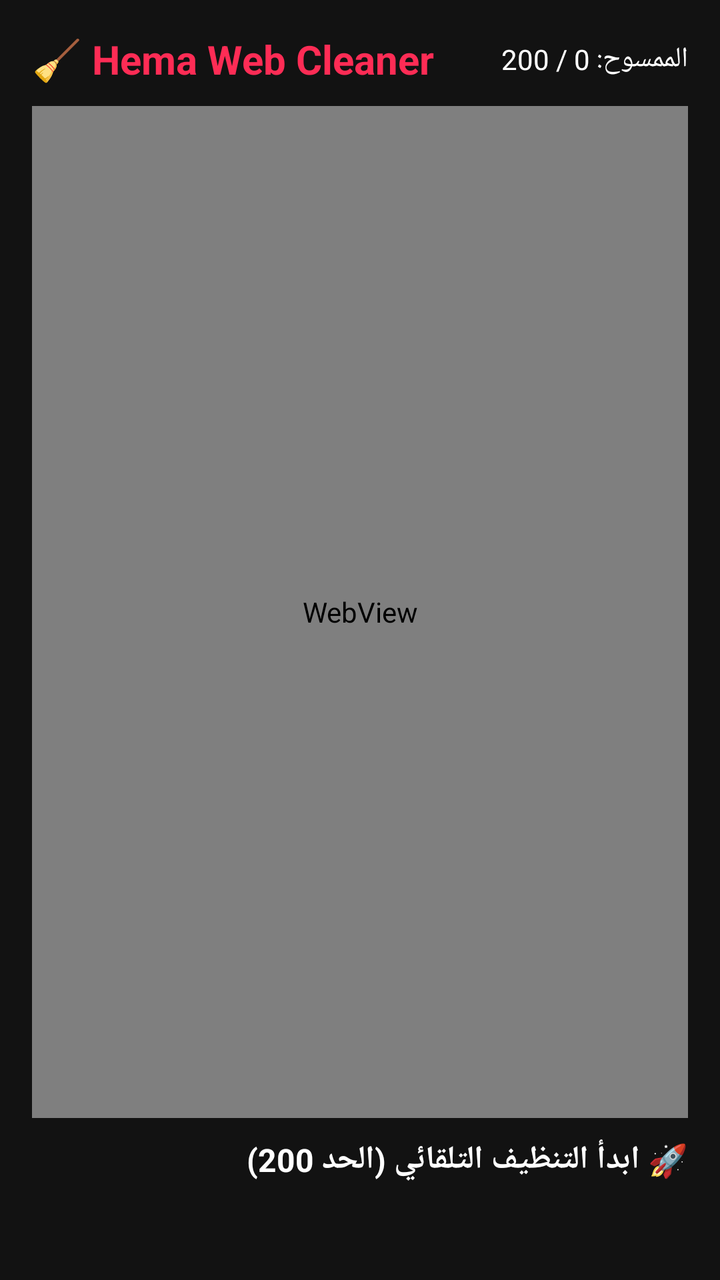
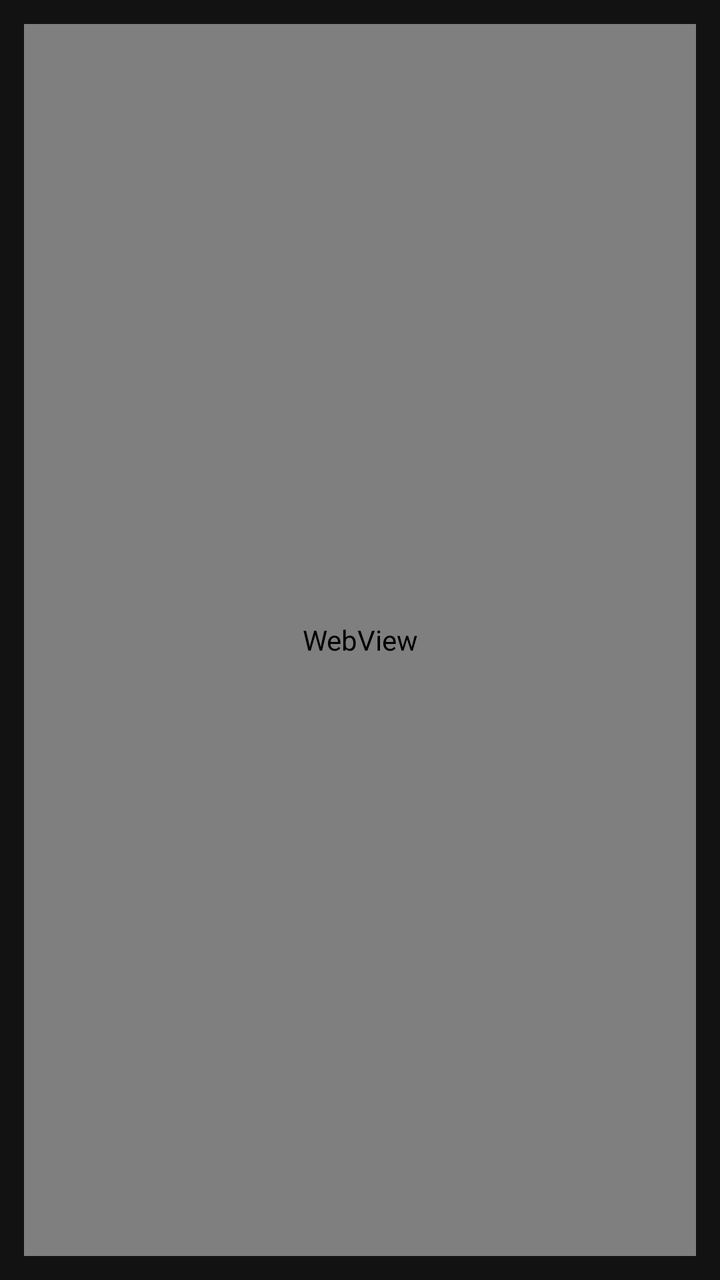

Before-and-after screenshots of an Android layout around one commit, followed by the original layout XML and the change that was made.
<!-- AndroidManifest.xml: application theme Theme.HemaCleaner -->
<!-- res/layout/activity_main.xml -->
<?xml version="1.0" encoding="utf-8"?>
<LinearLayout xmlns:android="http://schemas.android.com/apk/res/android"
    android:layout_width="match_parent"
    android:layout_height="match_parent"
    android:orientation="vertical"
    android:background="#121212"
    android:padding="16dp">

    
    <LinearLayout
        android:layout_width="match_parent"
        android:layout_height="wrap_content"
        android:orientation="horizontal"
        android:gravity="center_vertical"
        android:layout_marginBottom="10dp">

        <TextView
            android:layout_width="0dp"
            android:layout_height="wrap_content"
            android:layout_weight="1"
            android:text="🧹 Hema Web Cleaner"
            android:textColor="#fe2c55"
            android:textSize="20sp"
            android:textStyle="bold"/>

        <TextView
            android:id="@+id/txtCounter"
            android:layout_width="wrap_content"
            android:layout_height="wrap_content"
            android:text="الممسوح: 0 / 200"
            android:textColor="#FFFFFF"
            android:textSize="14sp"/>
    </LinearLayout>

    
    <WebView
        android:id="@+id/webView"
        android:layout_width="match_parent"
        android:layout_height="0dp"
        android:layout_weight="1"
        android:layout_marginBottom="10dp"/>

    
    <Button
        android:id="@+id/btnStartCleaning"
        android:layout_width="match_parent"
        android:layout_height="55dp"
        android:backgroundTint="#fe2c55"
        android:text="🚀 ابدأ التنظيف التلقائي (الحد 200)"
        android:textColor="#FFFFFF"
        android:textSize="16sp"
        android:textStyle="bold"/>

</LinearLayout>
<!-- resources referenced by this layout -->
<resources>
  <style name="Theme.HemaCleaner" parent="android:Theme.Material.Light.NoActionBar">
          <item name="android:colorPrimary">@color/tiktok_red</item>
          <item name="android:colorPrimaryDark">@color/tiktok_dark</item>
          <item name="android:colorAccent">@color/tiktok_red</item>
      </style>
  <color name="tiktok_red">#fe2c55</color>
  <color name="tiktok_dark">#121212</color>
</resources>

<!-- the commit's change to res/layout/activity_main.xml (unified diff, before → after) -->
@@ -4,32 +4,46 @@
     android:layout_height="match_parent"
     android:orientation="vertical"
     android:background="#121212"
-    android:padding="16dp">
+    android:padding="12dp">
 
     
     <LinearLayout
+        android:id="@+id/controlBar"
         android:layout_width="match_parent"
         android:layout_height="wrap_content"
-        android:orientation="horizontal"
-        android:gravity="center_vertical"
-        android:layout_marginBottom="10dp">
+        android:orientation="vertical"
+        android:background="#1E1E1E"
+        android:padding="10dp"
+        android:layout_marginBottom="8dp"
+        android:visibility="gone"> 
 
         <TextView
-            android:layout_width="0dp"
+            android:layout_width="wrap_content"
             android:layout_height="wrap_content"
-            android:layout_weight="1"
-            android:text="🧹 Hema Web Cleaner"
+            android:text="🧹 لوحة تحكم Hema Repost Cleaner"
             android:textColor="#fe2c55"
-            android:textSize="20sp"
-            android:textStyle="bold"/>
+            android:textSize="15sp"
+            android:textStyle="bold"
+            android:layout_marginBottom="4dp"/>
 
         <TextView
-            android:id="@+id/txtCounter"
+            android:id="@+id/txtStatus"
             android:layout_width="wrap_content"
             android:layout_height="wrap_content"
-            android:text="الممسوح: 0 / 200"
+            android:text="الجهوزية: جاهز لبدء الدفعة"
             android:textColor="#FFFFFF"
-            android:textSize="14sp"/>
+            android:textSize="13sp"
+            android:layout_marginBottom="6dp"/>
+
+        <Button
+            android:id="@+id/btnBatchDelete"
+            android:layout_width="match_parent"
+            android:layout_height="45dp"
+            android:backgroundTint="#fe2c55"
+            android:text="🗑️ ابدأ حذف دفعة (50 فيديو)"
+            android:textColor="#FFFFFF"
+            android:textSize="14sp"
+            android:textStyle="bold"/>
     </LinearLayout>
 
     
@@ -37,18 +51,6 @@
         android:id="@+id/webView"
         android:layout_width="match_parent"
         android:layout_height="0dp"
-        android:layout_weight="1"
-        android:layout_marginBottom="10dp"/>
-
-    
-    <Button
-        android:id="@+id/btnStartCleaning"
-        android:layout_width="match_parent"
-        android:layout_height="55dp"
-        android:backgroundTint="#fe2c55"
-        android:text="🚀 ابدأ التنظيف التلقائي (الحد 200)"
-        android:textColor="#FFFFFF"
-        android:textSize="16sp"
-        android:textStyle="bold"/>
+        android:layout_weight="1"/>
 
 </LinearLayout>
